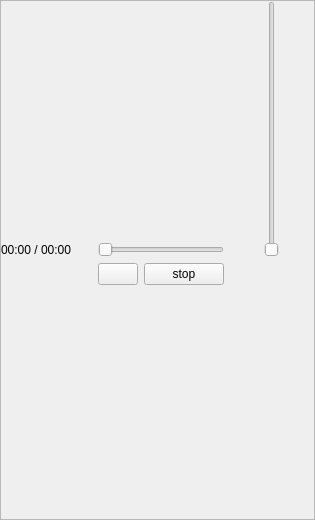
Achestnuts/3D_audio, file form/audiosourcepanel.ui: the form before one commit.
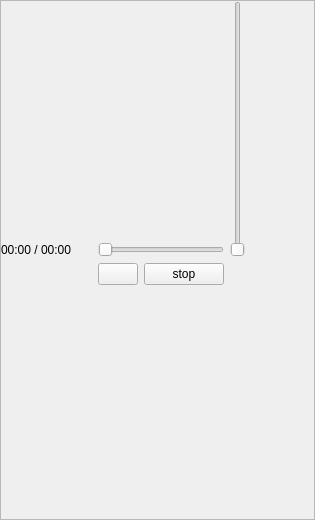
The form after the commit. Icons and pictures are not drawn.

What changed in the file:
```diff
--- a/form/audiosourcepanel.ui
+++ b/form/audiosourcepanel.ui
@@ -72,7 +72,7 @@
        <item row="0" column="3" rowspan="2">
         <widget class="QSlider" name="volumeSlider">
          <property name="sizePolicy">
-          <sizepolicy hsizetype="Preferred" vsizetype="Expanding">
+          <sizepolicy hsizetype="Fixed" vsizetype="Expanding">
            <horstretch>0</horstretch>
            <verstretch>0</verstretch>
           </sizepolicy>
```
Left out of the diff: 2 changed lines with no effect on the pictures.
